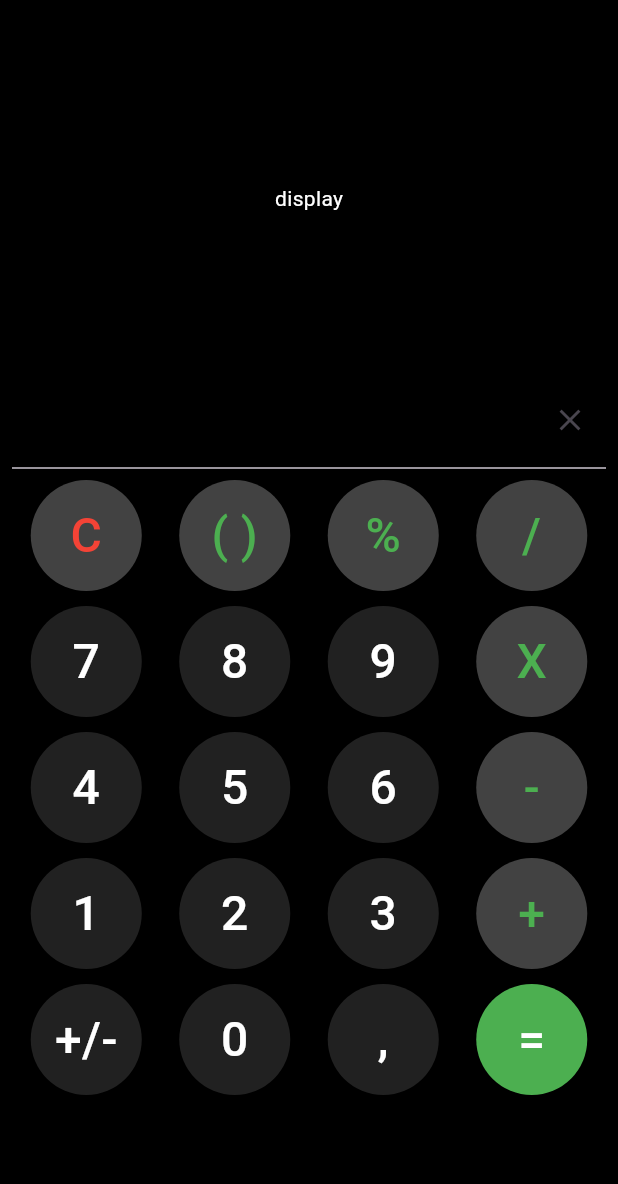
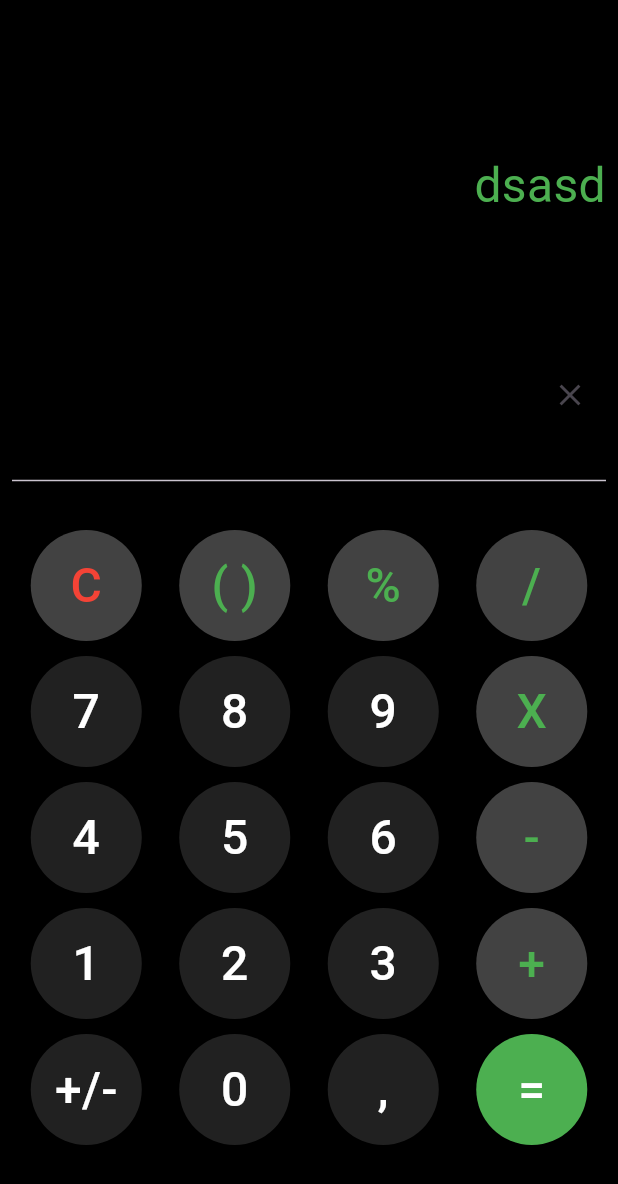
Before and after one commit to WilliamJonathan/calculadora, a Flutter app: the screen it shows after launch, on a phone screen of 412 x 824 dp. Shown: the top 1184 px of the screen. Run offline on Flutter 3.47's test engine with Material 3 defaults, Android fonts, the phone set to English and light mode, and no system bars.

Commit message:
adicionado campo texto para receber os valores para o calculo

```diff
--- a/lib/app/pages/home/home_page.dart
+++ b/lib/app/pages/home/home_page.dart
@@ -9,6 +9,15 @@ class HomePage extends StatefulWidget {
 }
 
 class _HomePageState extends State<HomePage> {
+  final TextEditingController controllerDisplay = TextEditingController();
+  String texto = 'dsasd';
+
+  @override
+  void dispose() {
+    controllerDisplay.dispose();
+    super.dispose();
+  }
+
   @override
   Widget build(BuildContext context) {
     return Scaffold(
@@ -18,15 +27,27 @@ class _HomePageState extends State<HomePage> {
         child: Column(
           children: [
             Expanded(
-              child: Center(
-                child: Text('display', style: TextStyle(color: Colors.white)),
+              child: Row(
+                mainAxisAlignment: MainAxisAlignment.end,
+                children: [
+                  Expanded(
+                    child: Text(
+                      texto,
+                      textAlign: TextAlign.end,
+                      style: TextStyle(color: Colors.green, fontSize: 32),
+                    ),
+                  ),
+                ],
               ),
             ),
             Row(
               mainAxisAlignment: MainAxisAlignment.end,
               children: [IconButton(onPressed: () {}, icon: Icon(Icons.clear))],
             ),
-            Divider(),
+            Padding(
+              padding: const EdgeInsets.symmetric(vertical: 25),
+              child: Divider(),
+            ),
             Expanded(
               flex: 2,
               child: Column(
```
